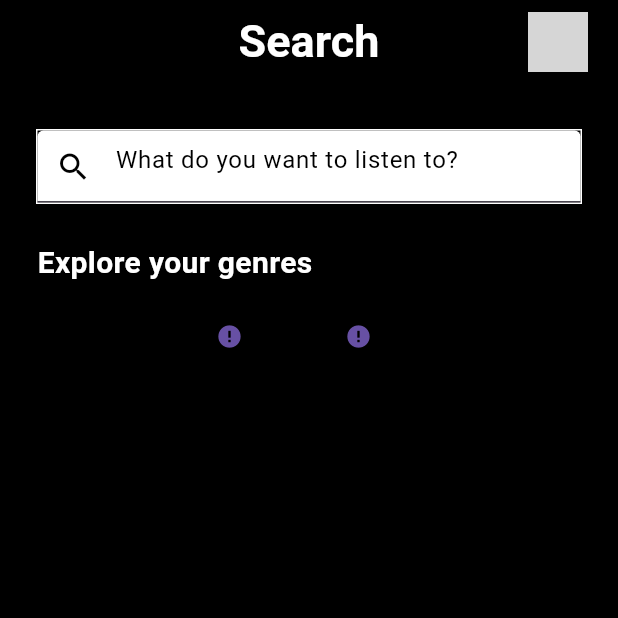
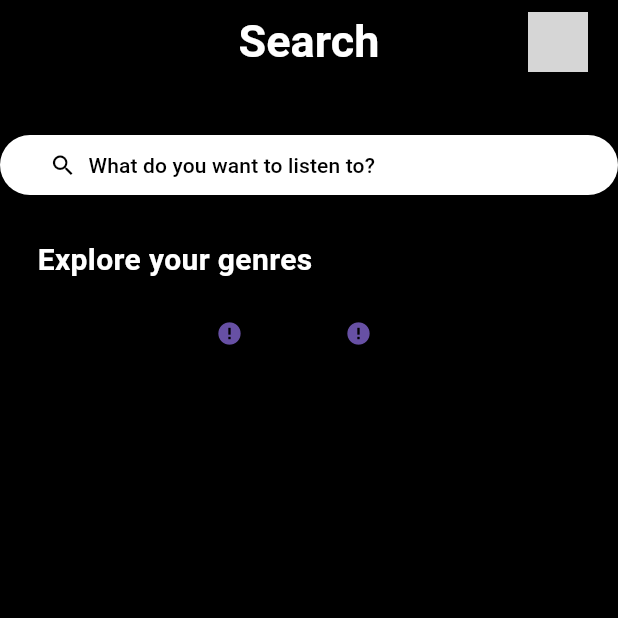
Before and after one commit to BiswayanMazumder/Grovito, a Flutter app: the SearchPage screen opened directly, on a phone screen of 412 x 824 dp, the top half of it. Run offline on Flutter 3.47's test engine with Material 3 defaults, Android fonts, the phone set to English and light mode, and no system bars; drawn by our look-alikes of cached_network_image; our stand-ins replace animated_splash_screen, audio_video_progress_bar, audioplayers, cloud_firestore, device_info, firebase_auth and 8 more; missing offline and left inert: google_gemini, razorpay_flutter, spotify, youtube_explode_dart; accounts and stored records are empty; network calls fail; grey boxes are pictures that could not be loaded.

Commit message:
fifth commit

```diff
--- a/lib/search.dart
+++ b/lib/search.dart
@@ -93,22 +93,33 @@
             SizedBox(
               height: 30,
             ),
-            ElevatedButton(onPressed: (){},
-                style: ButtonStyle(backgroundColor: MaterialStatePropertyAll(Colors.black)),
-                child: Container(
-                  decoration: BoxDecoration(
-                    border: Border.all(color: Colors.white)
+            ElevatedButton(
+              onPressed: () {
+                print('hi');
+                Navigator.push(context, MaterialPageRoute(builder: (context) => BollywoodGenre(),));
+              },
+              style: ButtonStyle(
+                backgroundColor: MaterialStatePropertyAll(Colors.white),
+              ),
+              child: Container(
+                decoration: BoxDecoration(
+                  border: Border.all(color: Colors.white),
+                ),
+                child: Padding(
+                  padding: const EdgeInsets.all(8.0),
+                  child: Row(
+                    children: [
+                      Icon(Icons.search, color: Colors.black),
+                      SizedBox(width: 8),
+                      Text(
+                        'What do you want to listen to?',
+                        style: TextStyle(color: Colors.black),
+                      ),
+                    ],
                   ),
-                  child: TextField(
-                    decoration: InputDecoration(
-                      fillColor: Colors.white,
-                      filled: true,
-                      hintText: 'What do you want to listen to?',
-                      hintStyle: TextStyle(color: Colors.black),
-                      prefixIcon: Icon(Icons.search,color: Colors.black,)
-                    ),
-                  ),
-                )),
+                ),
+              ),
+            ),
             SizedBox(
               height: 25,
             ),
```
